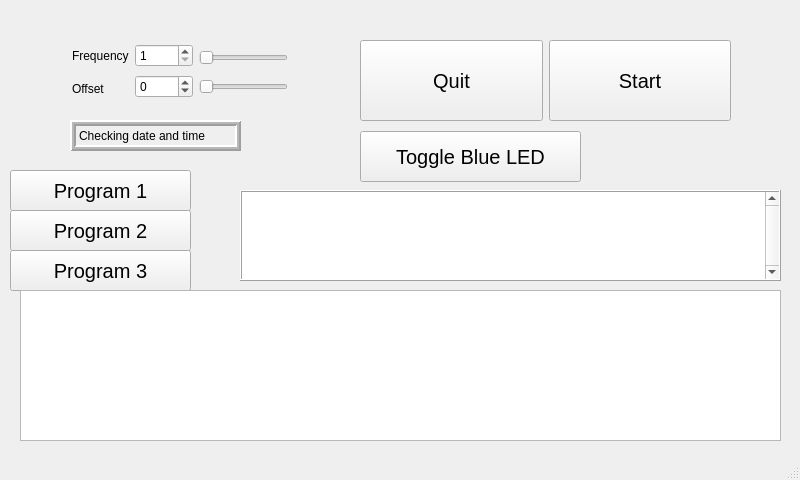
ursl/tessie, file test0/gui.ui: the form before one commit.
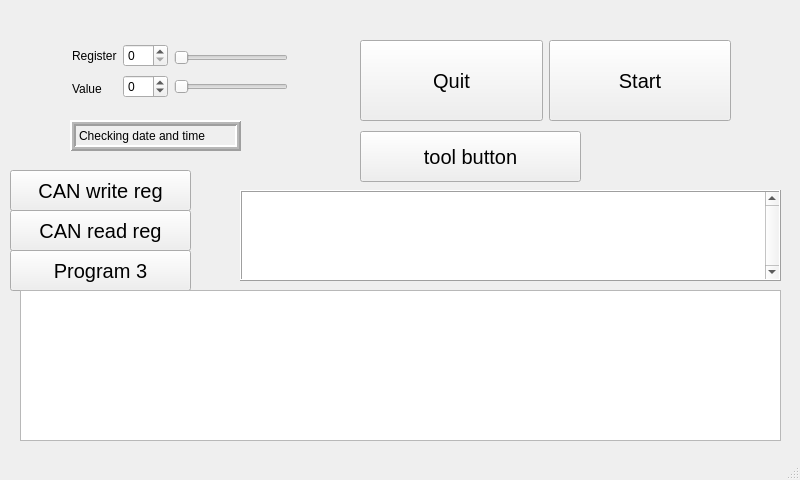
The form after the commit. Custom widgets are drawn as their Qt base class.

What changed in the file:
```diff
--- a/test0/gui.ui
+++ b/test0/gui.ui
@@ -29,14 +29,14 @@
        <item>
         <widget class="QLabel" name="label">
          <property name="text">
-          <string>Frequency</string>
+          <string>Register</string>
          </property>
         </widget>
        </item>
        <item>
         <widget class="QLabel" name="label_2">
          <property name="text">
-          <string>Offset</string>
+          <string>Value</string>
          </property>
         </widget>
        </item>
@@ -47,20 +47,20 @@
        <item>
         <widget class="QSpinBox" name="spinBox">
          <property name="minimum">
-          <number>1</number>
+          <number>0</number>
          </property>
          <property name="maximum">
-          <number>100</number>
+          <number>17</number>
          </property>
         </widget>
        </item>
        <item>
         <widget class="QSpinBox" name="spinBox_2">
          <property name="minimum">
-          <number>-1000</number>
+          <number>-10</number>
          </property>
          <property name="maximum">
-          <number>1000</number>
+          <number>10</number>
          </property>
         </widget>
        </item>
@@ -306,7 +306,7 @@
      </font>
     </property>
     <property name="text">
-     <string>Toggle Blue LED</string>
+     <string>tool button</string>
     </property>
    </widget>
    <widget class="QPushButton" name="pushButton_3">
@@ -324,7 +324,7 @@
      </font>
     </property>
     <property name="text">
-     <string>Program 1</string>
+     <string>CAN write reg</string>
     </property>
    </widget>
    <widget class="QPushButton" name="pushButton_4">
@@ -342,7 +342,7 @@
      </font>
     </property>
     <property name="text">
-     <string>Program 2</string>
+     <string>CAN read reg</string>
     </property>
    </widget>
    <widget class="QPushButton" name="pushButton_5">
```
